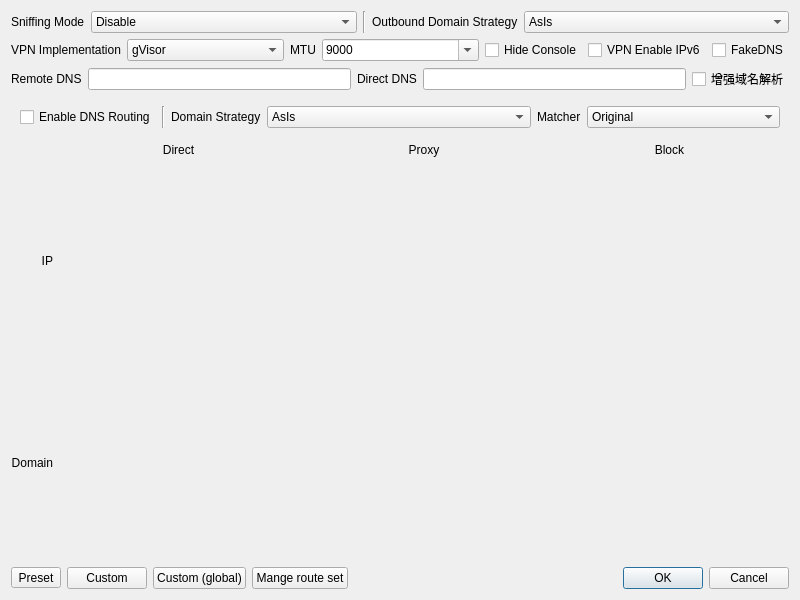
Before: the Qt Designer form ui/dialog_manage_routes.ui in MatsuriDayo/nekoray, drawn with Qt 5.
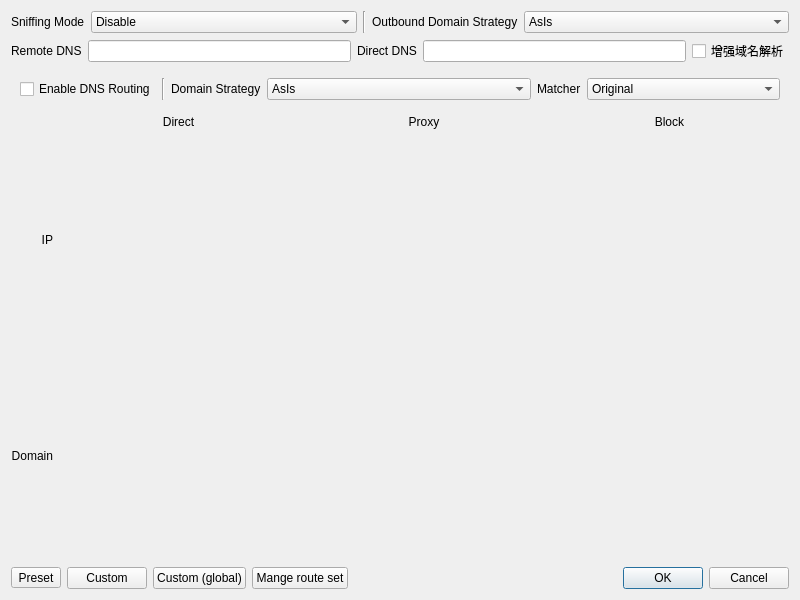
After: the same form once the commit is applied.

Patch:
```diff
--- a/ui/dialog_manage_routes.ui
+++ b/ui/dialog_manage_routes.ui
@@ -111,106 +111,6 @@
          </item>
         </layout>
        </item>
-       <item>
-        <layout class="QHBoxLayout" name="horizontalLayout_5">
-         <item>
-          <widget class="QLabel" name="label_4">
-           <property name="sizePolicy">
-            <sizepolicy hsizetype="Maximum" vsizetype="Preferred">
-             <horstretch>0</horstretch>
-             <verstretch>0</verstretch>
-            </sizepolicy>
-           </property>
-           <property name="text">
-            <string>VPN Implementation</string>
-           </property>
-          </widget>
-         </item>
-         <item>
-          <widget class="QComboBox" name="vpn_implementation">
-           <item>
-            <property name="text">
-             <string notr="true">gVisor</string>
-            </property>
-           </item>
-           <item>
-            <property name="text">
-             <string notr="true">System</string>
-            </property>
-           </item>
-          </widget>
-         </item>
-         <item>
-          <widget class="QLabel" name="label_10">
-           <property name="sizePolicy">
-            <sizepolicy hsizetype="Maximum" vsizetype="Preferred">
-             <horstretch>0</horstretch>
-             <verstretch>0</verstretch>
-            </sizepolicy>
-           </property>
-           <property name="text">
-            <string notr="true">MTU</string>
-           </property>
-          </widget>
-         </item>
-         <item>
-          <widget class="QComboBox" name="vpn_mtu">
-           <property name="editable">
-            <bool>true</bool>
-           </property>
-           <item>
-            <property name="text">
-             <string notr="true">9000</string>
-            </property>
-           </item>
-           <item>
-            <property name="text">
-             <string notr="true">1500</string>
-            </property>
-           </item>
-          </widget>
-         </item>
-         <item>
-          <widget class="QCheckBox" name="hide_console">
-           <property name="sizePolicy">
-            <sizepolicy hsizetype="Maximum" vsizetype="Fixed">
-             <horstretch>0</horstretch>
-             <verstretch>0</verstretch>
-            </sizepolicy>
-           </property>
-           <property name="text">
-            <string>Hide Console</string>
-           </property>
-          </widget>
-         </item>
-         <item>
-          <widget class="QCheckBox" name="vpn_ipv6">
-           <property name="sizePolicy">
-            <sizepolicy hsizetype="Maximum" vsizetype="Fixed">
-             <horstretch>0</horstretch>
-             <verstretch>0</verstretch>
-            </sizepolicy>
-           </property>
-           <property name="text">
-            <string>VPN Enable IPv6</string>
-           </property>
-          </widget>
-         </item>
-         <item>
-          <widget class="QCheckBox" name="fake_dns">
-           <property name="sizePolicy">
-            <sizepolicy hsizetype="Maximum" vsizetype="Fixed">
-             <horstretch>0</horstretch>
-             <verstretch>0</verstretch>
-            </sizepolicy>
-           </property>
-           <property name="text">
-            <string notr="true">FakeDNS</string>
-           </property>
-          </widget>
-         </item>
-        </layout>
-       </item>
        <item>
         <layout class="QHBoxLayout" name="horizontalLayout_4">
          <item>
```
Left out of the diff: 3 changed lines with no effect on the pictures.
